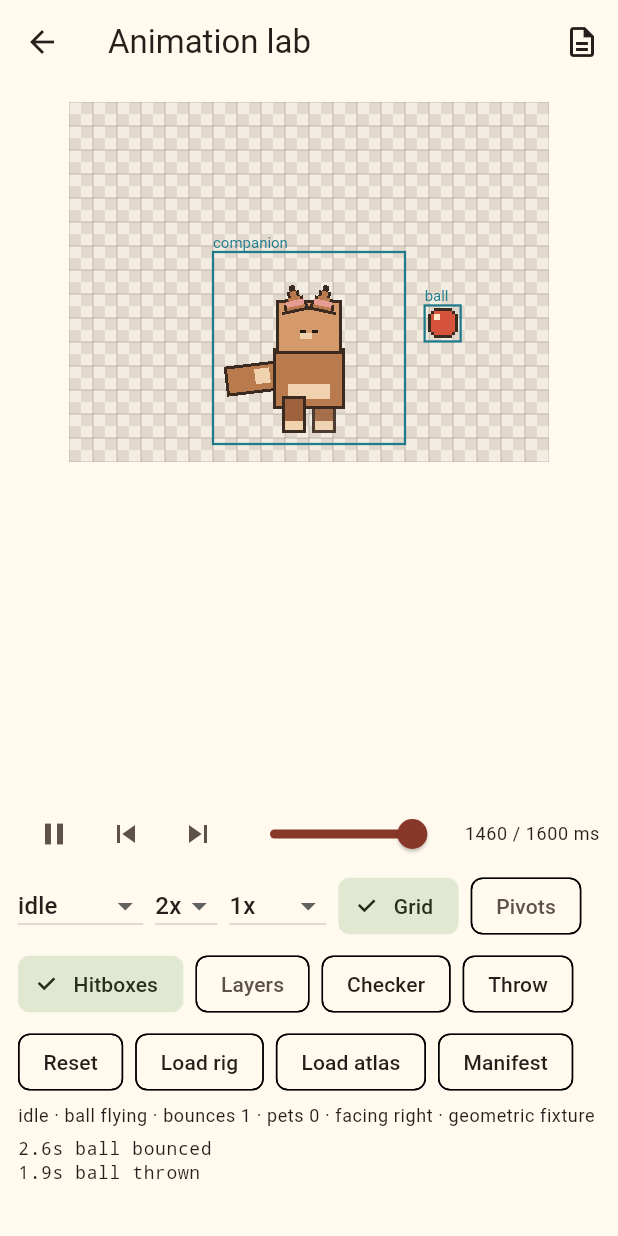
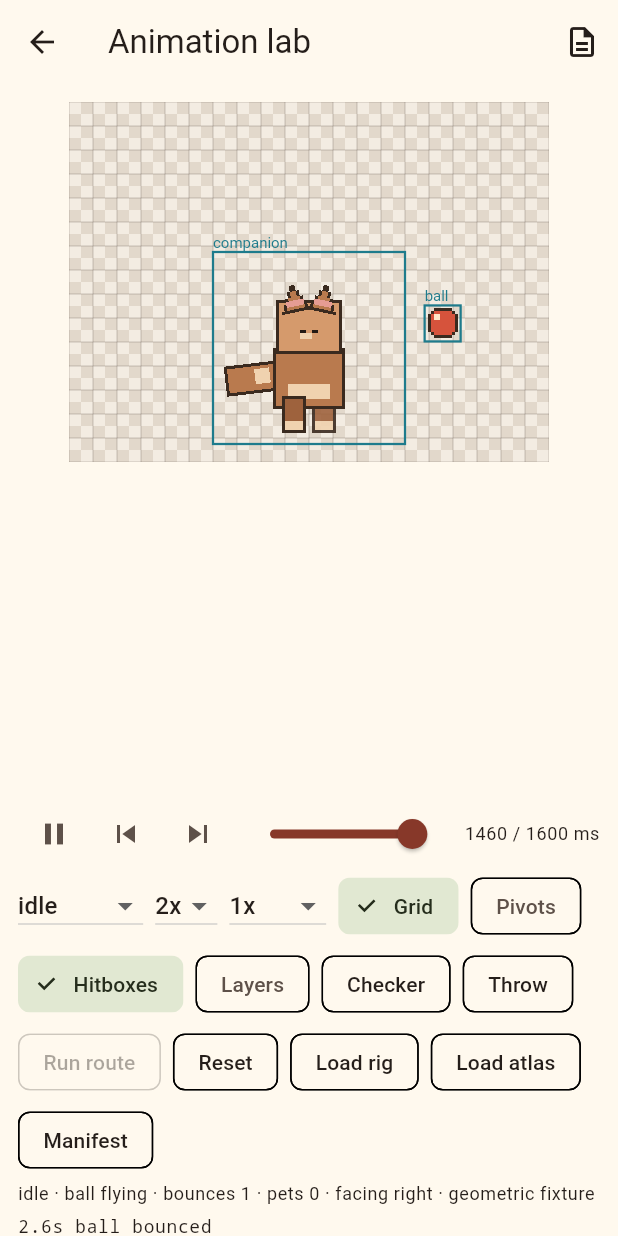
Before and after one commit to sheikhti1205/MinuteMeadow, a Flutter app: the AnimationLabPage screen opened directly, after a tap on "Throw", on a phone screen of 412 x 824 dp. Run offline on Flutter 3.47's test engine with Material 3 defaults, Android fonts, the phone set to English and light mode, and no system bars; our stand-ins replace drift, drift_flutter, flutter_local_notifications, flutter_riverpod, timezone; missing offline and left inert: file_selector; accounts and stored records are empty.

Commit message:
Exercise scripted companion movement in the animation lab

```diff
--- a/lib/companion_engine/debug/animation_lab_page.dart
+++ b/lib/companion_engine/debug/animation_lab_page.dart
@@ -12,6 +12,7 @@ import '../render/sprite_painter.dart';
 import '../rig/manifest_inspection.dart';
 import '../rig/rig_codec.dart';
 import '../rig/rig_model.dart';
+import '../scene/companion_move.dart';
 import '../scene/companion_scene.dart';
 import 'geometric_rig.dart';
 import 'rig_file_loader.dart';
@@ -433,12 +434,21 @@ class _AnimationLabPageState extends State<AnimationLabPage>
     }
     _wasPetting = petting;
 
-    final walking =
-        scene.motion == CompanionMotion.chasing ||
-        scene.motion == CompanionMotion.returning;
-    if (_clipId != 'walk' && playback.rig.clipById('walk') != null) {
-      if (walking && !playback.isPlaying('walk')) playback.play('walk');
-      if (!walking && playback.isPlaying('walk')) playback.stop('walk');
+    final motionClip = switch (scene.motion) {
+      CompanionMotion.walking ||
+      CompanionMotion.chasing ||
+      CompanionMotion.returning => 'walk',
+      CompanionMotion.running => 'run',
+      CompanionMotion.jumping => 'jump',
+      CompanionMotion.idle || CompanionMotion.petting => null,
+    };
+    for (final id in const ['walk', 'run', 'jump']) {
+      if (id == _clipId || playback.rig.clipById(id) == null) continue;
+      if (id == motionClip) {
+        if (!playback.isPlaying(id)) playback.play(id);
+      } else if (playback.isPlaying(id)) {
+        playback.stop(id);
+      }
     }
   }
 
@@ -498,6 +508,36 @@ class _AnimationLabPageState extends State<AnimationLabPage>
       _logLine(_eventLabel(event.type));
     }
     setState(() {});
+  }
+
+  void _runMovementRoute() {
+    final scene = _scene;
+    if (scene == null) return;
+    final home = scene.home;
+    final right = scene.field.width - scene.companionSize.width;
+    if (!scene.playRoute([
+      CompanionMove(
+        target: Offset(right * 0.2, home.dy),
+        duration: const Duration(milliseconds: 550),
+      ),
+      CompanionMove(
+        target: Offset(right * 0.8, home.dy),
+        duration: const Duration(milliseconds: 400),
+        gait: CompanionGait.run,
+      ),
+      CompanionMove(
+        target: home,
+        duration: const Duration(milliseconds: 420),
+        gait: CompanionGait.jump,
+      ),
+    ])) {
+      return;
+    }
+    if (_playing) {
+      setState(() {});
+    } else {
+      _setPlaying(true);
+    }
   }
 
   Offset _toScene(Offset local) {
@@ -801,6 +841,12 @@ class _AnimationLabPageState extends State<AnimationLabPage>
                   label: const Text('Throw'),
                   onPressed: _throwDefault,
                 ),
+                ActionChip(
+                  label: const Text('Run route'),
+                  onPressed: scene.ballPhase == BallPhase.none && !scene.isMoving
+                      ? _runMovementRoute
+                      : null,
+                ),
                 ActionChip(label: const Text('Reset'), onPressed: _reset),
                 ActionChip(
                   label: const Text('Load rig'),
```
Also changed, not shown: 2 other files.
